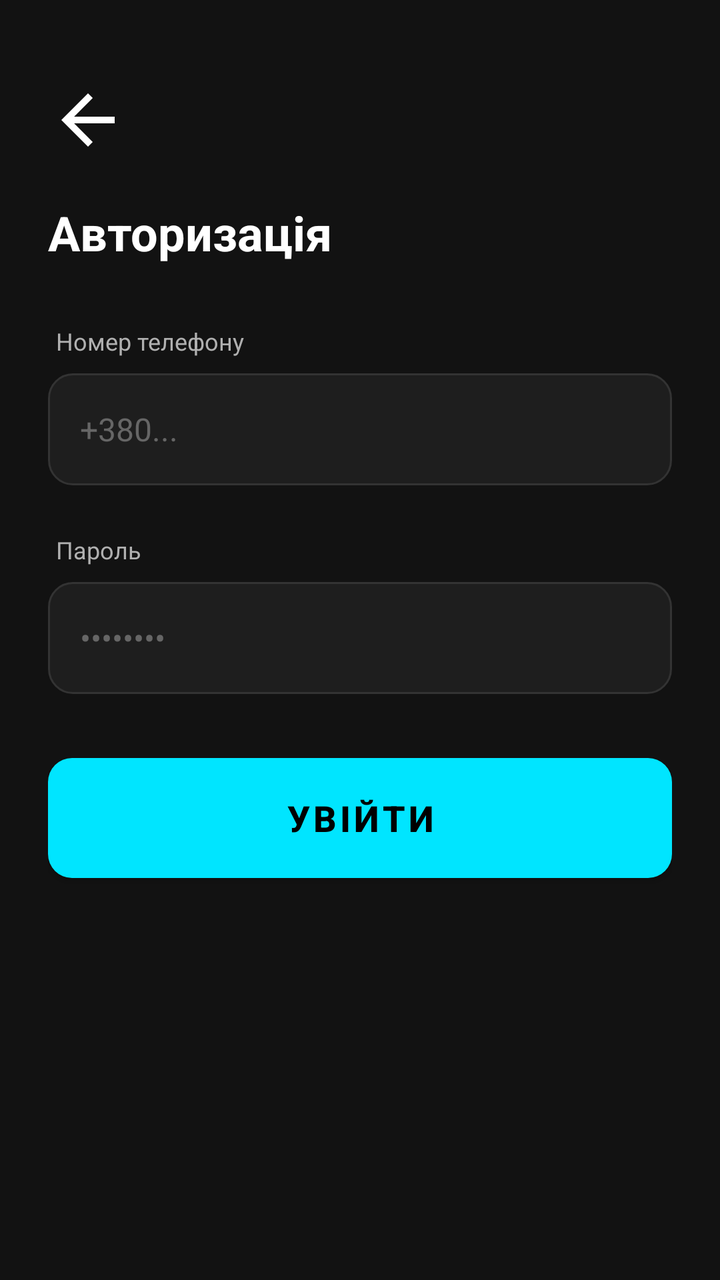
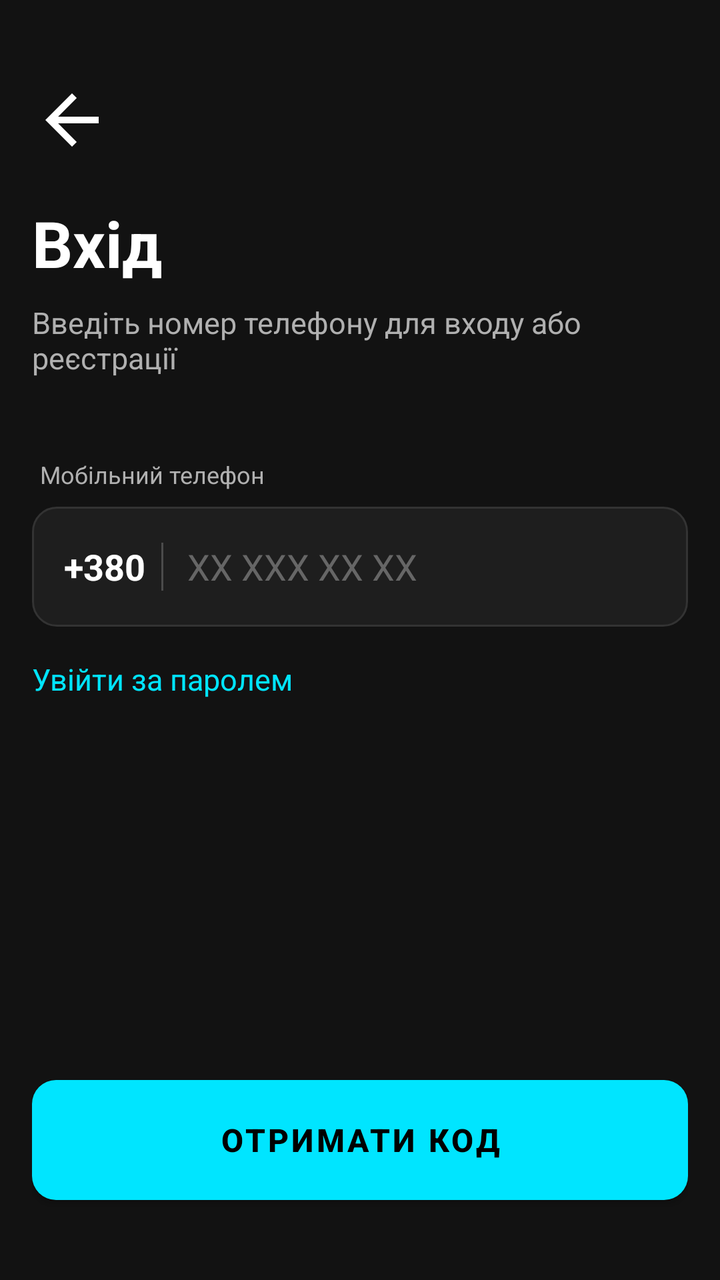

Before-and-after screenshots of an Android layout around one commit, followed by the original layout XML and the change that was made.
<!-- AndroidManifest.xml: application theme Theme.TaxiAppDriver -->
<!-- res/layout/activity_login.xml -->
<?xml version="1.0" encoding="utf-8"?>
<androidx.constraintlayout.widget.ConstraintLayout
    xmlns:android="http://schemas.android.com/apk/res/android"
    xmlns:app="http://schemas.android.com/apk/res-auto"
    android:layout_width="match_parent"
    android:layout_height="match_parent"
    android:background="@color/driver_black_bg"
    android:padding="24dp">

    <ImageView
        android:id="@+id/btn_back"
        android:layout_width="40dp"
        android:layout_height="40dp"
        android:src="@drawable/ic_arrow_back_black"
        app:tint="@color/driver_text_primary"
        android:layout_marginTop="16dp"
        app:layout_constraintTop_toTopOf="parent"
        app:layout_constraintStart_toStartOf="parent" />
    <TextView
        android:id="@+id/tv_title"
        android:layout_width="wrap_content"
        android:layout_height="wrap_content"
        android:text="Авторизація"
        android:textColor="@color/driver_text_primary"
        android:textSize="24sp"
        android:textStyle="bold"
        android:layout_marginTop="20dp"
        app:layout_constraintTop_toBottomOf="@id/btn_back"
        app:layout_constraintStart_toStartOf="parent" />

    <LinearLayout
        android:id="@+id/input_container"
        android:layout_width="match_parent"
        android:layout_height="wrap_content"
        android:orientation="vertical"
        android:layout_marginTop="30dp"
        app:layout_constraintTop_toBottomOf="@id/tv_title"
        app:layout_constraintStart_toStartOf="parent"
        app:layout_constraintEnd_toEndOf="parent">

        <TextView
            android:layout_width="wrap_content"
            android:layout_height="wrap_content"
            android:text="Номер телефону"
            android:textColor="@color/driver_text_secondary"
            android:textSize="12sp"
            android:layout_marginBottom="8dp"
            android:layout_marginStart="4dp" />

        <EditText
            android:id="@+id/et_phone"
            android:layout_width="match_parent"
            android:layout_height="56dp"
            android:background="@drawable/bg_driver_input"
            android:hint="+380..."
            android:textColor="@color/driver_text_primary"
            android:textColorHint="#666666"
            android:paddingHorizontal="16dp"
            android:textSize="16sp"
            android:inputType="phone"
            android:layout_marginBottom="24dp" />

        <TextView
            android:layout_width="wrap_content"
            android:layout_height="wrap_content"
            android:text="Пароль"
            android:textColor="@color/driver_text_secondary"
            android:textSize="12sp"
            android:layout_marginBottom="8dp"
            android:layout_marginStart="4dp" />

        <EditText
            android:id="@+id/et_password"
            android:layout_width="match_parent"
            android:layout_height="56dp"
            android:background="@drawable/bg_driver_input"
            android:hint="••••••••"
            android:textColor="@color/driver_text_primary"
            android:textColorHint="#666666"
            android:paddingHorizontal="16dp"
            android:textSize="16sp"
            android:inputType="textPassword"
            android:layout_marginBottom="32dp" />

    </LinearLayout>

    <Button
        android:id="@+id/btn_login"
        android:layout_width="match_parent"
        android:layout_height="60dp"
        android:text="УВІЙТИ"
        android:textSize="18sp"
        android:textStyle="bold"
        android:textColor="@color/driver_text_black"
        android:background="@drawable/bg_driver_btn"
        app:backgroundTint="@null"
        app:layout_constraintTop_toBottomOf="@id/input_container"
        app:layout_constraintStart_toStartOf="parent"
        app:layout_constraintEnd_toEndOf="parent" />

    <ProgressBar
        android:id="@+id/progress_bar"
        android:layout_width="wrap_content"
        android:layout_height="wrap_content"
        android:visibility="gone"
        android:theme="@style/ThemeOverlay.AppCompat.Dark"
        android:indeterminateTint="@color/driver_neon_teal"
        android:layout_marginTop="20dp"
        app:layout_constraintTop_toBottomOf="@id/btn_login"
        app:layout_constraintStart_toStartOf="parent"
        app:layout_constraintEnd_toEndOf="parent" />

</androidx.constraintlayout.widget.ConstraintLayout>
<!-- resources referenced by this layout -->
<resources>
  <color name="driver_black_bg">#121212</color>
  <color name="driver_neon_teal">#00E5FF</color>
  <color name="driver_text_black">#000000</color>
  <color name="driver_text_primary">#FFFFFF</color>
  <color name="driver_text_secondary">#B0B0B0</color>
  <!-- drawable bg_driver_btn (drawable) -->
  <?xml version="1.0" encoding="utf-8"?>
  <selector xmlns:android="http://schemas.android.com/apk/res/android">
      <item android:state_pressed="true">
          <shape android:shape="rectangle">
              <solid android:color="@color/driver_teal_dim"/>
              <corners android:radius="12dp"/>
          </shape>
      </item>
      <item android:state_enabled="false">
          <shape android:shape="rectangle">
              <solid android:color="#333333"/>
              <corners android:radius="12dp"/>
          </shape>
      </item>
      <item>
          <shape android:shape="rectangle">
              <solid android:color="@color/driver_neon_teal"/>
              <corners android:radius="12dp"/>
          </shape>
      </item>
  </selector>
  <!-- drawable bg_driver_input (drawable) -->
  <?xml version="1.0" encoding="utf-8"?>
  <selector xmlns:android="http://schemas.android.com/apk/res/android">
      <item android:state_focused="true">
          <shape android:shape="rectangle">
              <solid android:color="@color/driver_card_bg"/>
              <corners android:radius="12dp"/>
              <stroke android:width="2dp" android:color="@color/driver_neon_teal"/>
          </shape>
      </item>
      <item>
          <shape android:shape="rectangle">
              <solid android:color="@color/driver_card_bg"/>
              <corners android:radius="12dp"/>
              <stroke android:width="1dp" android:color="#333333"/>
          </shape>
      </item>
  </selector>
  <!-- drawable ic_arrow_back_black (drawable) -->
  <vector xmlns:android="http://schemas.android.com/apk/res/android"
      android:width="24dp"
      android:height="24dp"
      android:viewportWidth="24"
      android:viewportHeight="24"
      android:tint="?attr/colorOnSurface">
      <path android:fillColor="@android:color/white" android:pathData="M20,11H7.83l5.59,-5.59L12,4l-8,8l8,8l1.41,-1.41L7.83,13H20v-2z"/>
  </vector>
  <style name="Theme.TaxiAppDriver" parent="Theme.MaterialComponents.DayNight.NoActionBar">
          <item name="colorPrimary">@color/driver_black_bg</item>
          <item name="colorPrimaryVariant">@color/driver_card_bg</item>
          <item name="colorOnPrimary">@color/driver_neon_teal</item>
          <item name="android:statusBarColor">@color/driver_black_bg</item>
          <item name="android:windowLightStatusBar">false</item>
      </style>
  <color name="driver_teal_dim">#00B8D4</color>
  <color name="driver_card_bg">#1E1E1E</color>
</resources>

<!-- the commit's change to res/layout/activity_login.xml (unified diff, before → after) -->
@@ -5,7 +5,9 @@
     android:layout_width="match_parent"
     android:layout_height="match_parent"
     android:background="@color/driver_black_bg"
-    android:padding="24dp">
+    android:paddingHorizontal="16dp"
+    android:paddingTop="24dp"
+    android:paddingBottom="24dp">
 
     <ImageView
         android:id="@+id/btn_back"
@@ -16,87 +18,226 @@
         android:layout_marginTop="16dp"
         app:layout_constraintTop_toTopOf="parent"
         app:layout_constraintStart_toStartOf="parent" />
-    <TextView
-        android:id="@+id/tv_title"
-        android:layout_width="wrap_content"
-        android:layout_height="wrap_content"
-        android:text="Авторизація"
-        android:textColor="@color/driver_text_primary"
-        android:textSize="24sp"
-        android:textStyle="bold"
-        android:layout_marginTop="20dp"
+
+    <androidx.constraintlayout.widget.ConstraintLayout
+        android:id="@+id/layout_step_phone"
+        android:layout_width="match_parent"
+        android:layout_height="0dp"
         app:layout_constraintTop_toBottomOf="@id/btn_back"
-        app:layout_constraintStart_toStartOf="parent" />
-
-    <LinearLayout
-        android:id="@+id/input_container"
+        app:layout_constraintBottom_toBottomOf="parent"
+        android:visibility="visible">
+
+        <TextView
+            android:id="@+id/tv_title_phone"
+            android:layout_width="wrap_content"
+            android:layout_height="wrap_content"
+            android:text="Вхід"
+            android:textColor="@color/driver_text_primary"
+            android:textSize="32sp"
+            android:textStyle="bold"
+            android:layout_marginTop="20dp"
+            app:layout_constraintTop_toTopOf="parent"
+            app:layout_constraintStart_toStartOf="parent" />
+
+        <TextView
+            android:id="@+id/tv_subtitle_phone"
+            android:layout_width="wrap_content"
+            android:layout_height="wrap_content"
+            android:text="Введіть номер телефону для входу або реєстрації"
+            android:textColor="@color/driver_text_secondary"
+            android:textSize="15sp"
+            android:layout_marginTop="8dp"
+            app:layout_constraintTop_toBottomOf="@id/tv_title_phone"
+            app:layout_constraintStart_toStartOf="parent" />
+
+        <LinearLayout
+            android:id="@+id/container_phone_input"
+            android:layout_width="match_parent"
+            android:layout_height="wrap_content"
+            android:orientation="vertical"
+            android:layout_marginTop="40dp"
+            app:layout_constraintTop_toBottomOf="@id/tv_subtitle_phone"
+            app:layout_constraintStart_toStartOf="parent">
+
+            <TextView
+                android:layout_width="wrap_content"
+                android:layout_height="wrap_content"
+                android:text="Мобільний телефон"
+                android:textColor="@color/driver_text_secondary"
+                android:textSize="12sp"
+                android:layout_marginBottom="8dp"
+                android:layout_marginStart="4dp" />
+
+            <LinearLayout
+                android:layout_width="match_parent"
+                android:layout_height="60dp"
+                android:background="@drawable/bg_driver_input"
+                android:orientation="horizontal"
+                android:gravity="center_vertical"
+                android:paddingHorizontal="16dp">
+
+                <TextView
+                    android:layout_width="wrap_content"
+                    android:layout_height="wrap_content"
+                    android:text="+380"
+                    android:textColor="@color/driver_text_primary"
+                    android:textSize="18sp"
+                    android:textStyle="bold"
+                    android:layout_marginEnd="8dp" />
+
+                <View
+                    android:layout_width="1dp"
+                    android:layout_height="24dp"
+                    android:background="#33FFFFFF"
+                    android:layout_marginEnd="12dp" />
+
+                <EditText
+                    android:id="@+id/et_phone"
+                    android:layout_width="match_parent"
+                    android:layout_height="match_parent"
+                    android:background="@null"
+                    android:hint="XX XXX XX XX"
+                    android:textColor="@color/driver_text_primary"
+                    android:textColorHint="#666666"
+                    android:textSize="18sp"
+                    android:inputType="phone"
+                    android:maxLines="1" />
+            </LinearLayout>
+
+        </LinearLayout>
+
+        <TextView
+            android:id="@+id/tv_switch_to_password"
+            android:layout_width="wrap_content"
+            android:layout_height="wrap_content"
+            android:text="Увійти за паролем"
+            android:textColor="@color/driver_neon_teal"
+            android:textSize="15sp"
+            android:paddingVertical="12dp"
+            android:paddingEnd="12dp"
+            android:layout_marginTop="4dp"
+            app:layout_constraintTop_toBottomOf="@id/container_phone_input"
+            app:layout_constraintStart_toStartOf="parent" />
+
+        <Button
+            android:id="@+id/btn_get_code"
+            android:layout_width="match_parent"
+            android:layout_height="60dp"
+            android:text="ОТРИМАТИ КОД"
+            android:textSize="16sp"
+            android:textStyle="bold"
+            android:textColor="@color/driver_text_black"
+            android:background="@drawable/bg_driver_btn"
+            app:backgroundTint="@null"
+            android:layout_marginBottom="16dp"
+            app:layout_constraintBottom_toBottomOf="parent"
+            app:layout_constraintStart_toStartOf="parent"
+            app:layout_constraintEnd_toEndOf="parent" />
+
+    </androidx.constraintlayout.widget.ConstraintLayout>
+
+    <androidx.constraintlayout.widget.ConstraintLayout
+        android:id="@+id/layout_step_sms"
         android:layout_width="match_parent"
-        android:layout_height="wrap_content"
-        android:orientation="vertical"
-        android:layout_marginTop="30dp"
-        app:layout_constraintTop_toBottomOf="@id/tv_title"
-        app:layout_constraintStart_toStartOf="parent"
-        app:layout_constraintEnd_toEndOf="parent">
-
-        <TextView
-            android:layout_width="wrap_content"
-            android:layout_height="wrap_content"
-            android:text="Номер телефону"
+        android:layout_height="0dp"
+        app:layout_constraintTop_toBottomOf="@id/btn_back"
+        app:layout_constraintBottom_toBottomOf="parent"
+        android:visibility="gone">
+
+        <TextView
+            android:id="@+id/tv_title_sms"
+            android:layout_width="wrap_content"
+            android:layout_height="wrap_content"
+            android:text="Введіть код"
+            android:textColor="@color/driver_text_primary"
+            android:textSize="32sp"
+            android:textStyle="bold"
+            android:layout_marginTop="20dp"
+            app:layout_constraintTop_toTopOf="parent"
+            app:layout_constraintStart_toStartOf="parent" />
+
+        <TextView
+            android:id="@+id/tv_sms_subtitle"
+            android:layout_width="wrap_content"
+            android:layout_height="wrap_content"
+            android:text="Ми відправили код на номер\n+380 XX XXX XX XX"
             android:textColor="@color/driver_text_secondary"
-            android:textSize="12sp"
-            android:layout_marginBottom="8dp"
-            android:layout_marginStart="4dp" />
-
-        <EditText
-            android:id="@+id/et_phone"
-            android:layout_width="match_parent"
-            android:layout_height="56dp"
-            android:background="@drawable/bg_driver_input"
-            android:hint="+380..."
-            android:textColor="@color/driver_text_primary"
-            android:textColorHint="#666666"
-            android:paddingHorizontal="16dp"
             android:textSize="16sp"
-            android:inputType="phone"
-            android:layout_marginBottom="24dp" />
-
-        <TextView
-            android:layout_width="wrap_content"
-            android:layout_height="wrap_content"
-            android:text="Пароль"
-            android:textColor="@color/driver_text_secondary"
-            android:textSize="12sp"
-            android:layout_marginBottom="8dp"
-            android:layout_marginStart="4dp" />
-
-        <EditText
-            android:id="@+id/et_password"
-            android:layout_width="match_parent"
-            android:layout_height="56dp"
-            android:background="@drawable/bg_driver_input"
-            android:hint="••••••••"
-            android:textColor="@color/driver_text_primary"
-            android:textColorHint="#666666"
-            android:paddingHorizontal="16dp"
+            android:layout_marginTop="12dp"
+            android:lineSpacingExtra="4dp"
+            app:layout_constraintTop_toBottomOf="@id/tv_title_sms"
+            app:layout_constraintStart_toStartOf="parent" />
+
+        <LinearLayout
+            android:layout_width="match_parent"
+            android:layout_height="wrap_content"
+            android:orientation="vertical"
+            app:layout_constraintTop_toTopOf="parent"
+            app:layout_constraintBottom_toBottomOf="parent">
+
+            <FrameLayout
+                android:layout_width="match_parent"
+                android:layout_height="wrap_content"
+                android:layout_marginTop="24dp"
+                android:layout_marginBottom="24dp"
+                app:layout_constraintTop_toBottomOf="@id/tv_sms_subtitle"
+                app:layout_constraintStart_toStartOf="parent"
+                app:layout_constraintEnd_toEndOf="parent">
+
+                <LinearLayout
+                    android:layout_width="match_parent"
+                    android:layout_height="60dp"
+                    android:orientation="horizontal"
+                    android:gravity="center">
+
+                    <TextView android:id="@+id/tv_code_1" style="@style/OtpDigitStyle" />
+                    <TextView android:id="@+id/tv_code_2" style="@style/OtpDigitStyle" />
+                    <TextView android:id="@+id/tv_code_3" style="@style/OtpDigitStyle" />
+                    <TextView android:id="@+id/tv_code_4" style="@style/OtpDigitStyle" />
+                    <TextView android:id="@+id/tv_code_5" style="@style/OtpDigitStyle" />
+                    <TextView android:id="@+id/tv_code_6" style="@style/OtpDigitStyle" />
+                </LinearLayout>
+
+                <EditText
+                    android:id="@+id/et_code_hidden"
+                    android:layout_width="match_parent"
+                    android:layout_height="match_parent"
+                    android:background="@null"
+                    android:cursorVisible="false"
+                    android:inputType="number"
+                    android:maxLength="6"
+                    android:textColor="@android:color/transparent"
+                    android:importantForAutofill="no" />
+
+            </FrameLayout>
+
+            <TextView
+                android:id="@+id/tv_resend_code"
+                android:layout_width="match_parent"
+                android:layout_height="wrap_content"
+                android:text="Надіслати код повторно"
+                android:textColor="@color/driver_neon_teal"
+                android:gravity="center"
+                android:padding="8dp" />
+
+        </LinearLayout>
+
+        <Button
+            android:id="@+id/btn_verify_code"
+            android:layout_width="match_parent"
+            android:layout_height="60dp"
+            android:text="УВІЙТИ"
             android:textSize="16sp"
-            android:inputType="textPassword"
-            android:layout_marginBottom="32dp" />
-
-    </LinearLayout>
-
-    <Button
-        android:id="@+id/btn_login"
-        android:layout_width="match_parent"
-        android:layout_height="60dp"
-        android:text="УВІЙТИ"
-        android:textSize="18sp"
-        android:textStyle="bold"
-        android:textColor="@color/driver_text_black"
-        android:background="@drawable/bg_driver_btn"
-        app:backgroundTint="@null"
-        app:layout_constraintTop_toBottomOf="@id/input_container"
-        app:layout_constraintStart_toStartOf="parent"
-        app:layout_constraintEnd_toEndOf="parent" />
+            android:textStyle="bold"
+            android:textColor="@color/driver_text_black"
+            android:background="@drawable/bg_driver_btn"
+            app:backgroundTint="@null"
+            android:layout_marginBottom="32dp"
+            app:layout_constraintBottom_toBottomOf="parent"
+            app:layout_constraintStart_toStartOf="parent"
+            app:layout_constraintEnd_toEndOf="parent" />
+
+    </androidx.constraintlayout.widget.ConstraintLayout>
 
     <ProgressBar
         android:id="@+id/progress_bar"
@@ -105,8 +246,8 @@
         android:visibility="gone"
         android:theme="@style/ThemeOverlay.AppCompat.Dark"
         android:indeterminateTint="@color/driver_neon_teal"
-        android:layout_marginTop="20dp"
-        app:layout_constraintTop_toBottomOf="@id/btn_login"
+        app:layout_constraintTop_toTopOf="parent"
+        app:layout_constraintBottom_toBottomOf="parent"
         app:layout_constraintStart_toStartOf="parent"
         app:layout_constraintEnd_toEndOf="parent" />
 
<!-- resource entries referenced after the edit -->
@@ -54,6 +54,17 @@
       android:tint="?attr/colorOnSurface">
       <path android:fillColor="@android:color/white" android:pathData="M20,11H7.83l5.59,-5.59L12,4l-8,8l8,8l1.41,-1.41L7.83,13H20v-2z"/>
   </vector>
+  <style name="OtpDigitStyle">
+          <item name="android:layout_width">0dp</item>
+          <item name="android:layout_height">match_parent</item>
+          <item name="android:layout_weight">1</item>
+          <item name="android:layout_marginHorizontal">4dp</item>
+          <item name="android:background">@drawable/bg_otp_digit</item>
+          <item name="android:gravity">center</item>
+          <item name="android:textColor">@color/driver_text_primary</item>
+          <item name="android:textSize">24sp</item>
+          <item name="android:textStyle">bold</item>
+      </style>
   <style name="Theme.TaxiAppDriver" parent="Theme.MaterialComponents.DayNight.NoActionBar">
           <item name="colorPrimary">@color/driver_black_bg</item>
           <item name="colorPrimaryVariant">@color/driver_card_bg</item>
@@ -63,5 +74,22 @@
       </style>
   <color name="driver_teal_dim">#00B8D4</color>
   <color name="driver_card_bg">#1E1E1E</color>
+  <!-- drawable bg_otp_digit (drawable) -->
+  <?xml version="1.0" encoding="utf-8"?>
+  <selector xmlns:android="http://schemas.android.com/apk/res/android">
+      <item android:state_selected="true">
+          <shape android:shape="rectangle">
+              <solid android:color="#1A00E5FF"/> <corners android:radius="12dp"/>
+              <stroke android:width="1.5dp" android:color="@color/driver_neon_teal"/>
+          </shape>
+      </item>
+  
+      <item>
+          <shape android:shape="rectangle">
+              <solid android:color="#2A2A2A"/> <corners android:radius="12dp"/>
+              <stroke android:width="1dp" android:color="#444444"/>
+          </shape>
+      </item>
+  </selector>
 </resources>
 
